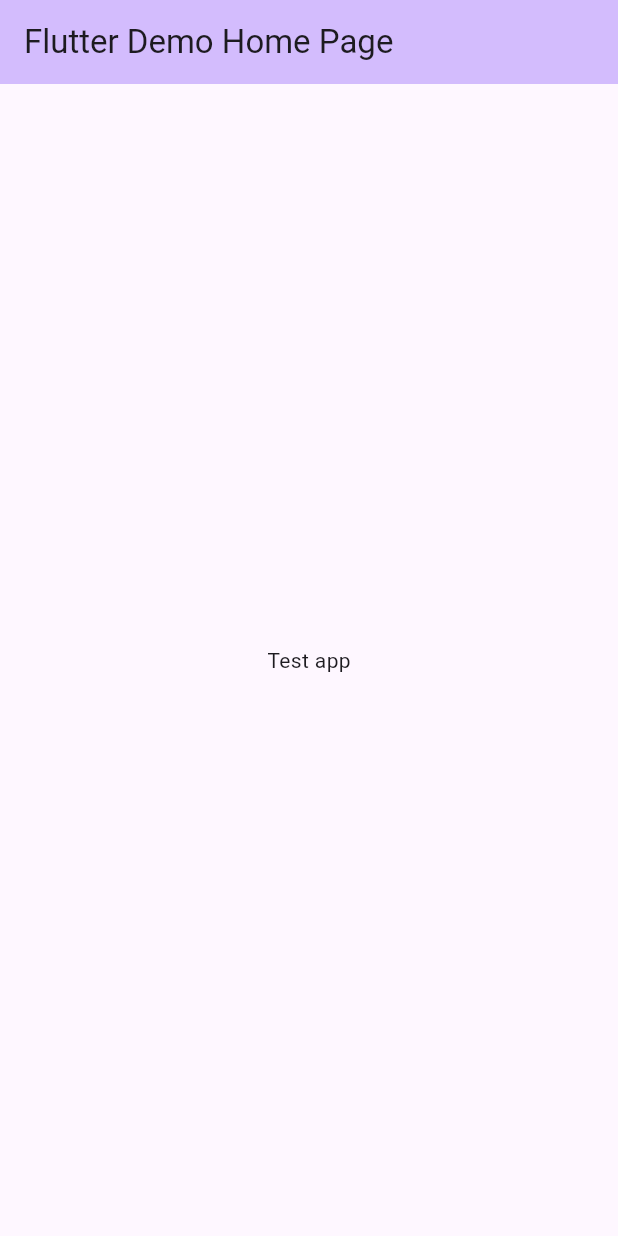
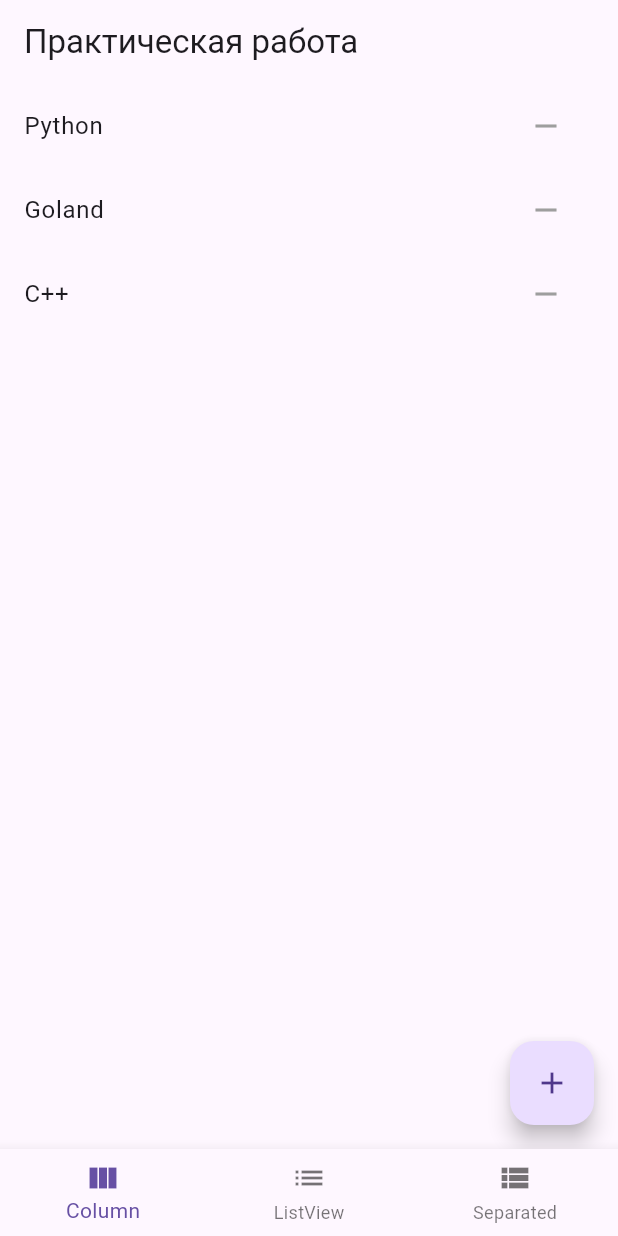
Before and after one commit to burenotti/mirea-crossplatform-2, a Flutter app: the screen it shows after launch, on a phone screen of 412 x 824 dp. Run offline on Flutter 3.47's test engine with Material 3 defaults, Android fonts, the phone set to English and light mode, and no system bars.

Commit message:
Add practice 4

```diff
--- a/lib/main.dart
+++ b/lib/main.dart
@@ -1,4 +1,5 @@
 import 'package:flutter/material.dart';
+import 'screens/MainScreen.dart';
 
 void main() {
   runApp(const MyApp());
@@ -10,32 +11,10 @@ class MyApp extends StatelessWidget {
   @override
   Widget build(BuildContext context) {
     return MaterialApp(
-      title: 'Flutter Demo',
-      theme: ThemeData(
-        colorScheme: ColorScheme.fromSeed(seedColor: Colors.deepPurple),
-      ),
-      home: const MyHomePage(title: 'Flutter Demo Home Page'),
+      title: 'Практическая работа №4',
+      theme: ThemeData(primarySwatch: Colors.blue),
+      home: const MainScreen(),
+      debugShowCheckedModeBanner: false,
     );
   }
 }
-
-class MyHomePage extends StatefulWidget {
-  const MyHomePage({super.key, required this.title});
-  final String title;
-
-  @override
-  State<MyHomePage> createState() => _MyHomePageState();
-}
-
-class _MyHomePageState extends State<MyHomePage> {
-  @override
-  Widget build(BuildContext context) {
-    return Scaffold(
-      appBar: AppBar(
-        backgroundColor: Theme.of(context).colorScheme.inversePrimary,
-        title: Text(widget.title),
-      ),
-      body: Center(child: const Text("Test app")),
-    );
-  }
-}
--- /dev/null
+++ b/lib/screens/ColumnScreen.dart
@@ -0,0 +1,64 @@
+import 'package:flutter/material.dart';
+
+class ColumnScreen extends StatefulWidget {
+  const ColumnScreen({super.key});
+
+  @override
+  State<ColumnScreen> createState() => _ColumnScreenState();
+}
+
+class _ColumnScreenState extends State<ColumnScreen> {
+  final List<String> subjects = ["Python", "Goland", "C++"];
+  final TextEditingController controller = TextEditingController();
+
+  @override
+  Widget build(BuildContext context) {
+    return Scaffold(
+      body: SingleChildScrollView(
+        child: Column(
+          children: [
+            for (int i = 0; i < subjects.length; i++)
+              ListTile(
+                title: Text(subjects[i]),
+                trailing: IconButton(
+                  icon: const Icon(Icons.remove, color: Colors.grey),
+                  onPressed: () => setState(() => subjects.removeAt(i)),
+                ),
+              ),
+          ],
+        ),
+      ),
+      floatingActionButton: FloatingActionButton(
+        onPressed: () => _addSubjectDialog(context),
+        child: const Icon(Icons.add),
+      ),
+    );
+  }
+
+  void _addSubjectDialog(BuildContext context) {
+    showDialog(
+      context: context,
+      builder: (_) => AlertDialog(
+        title: const Text('Добавить предмет'),
+        content: TextField(
+          controller: controller,
+          decoration: const InputDecoration(hintText: 'Введите название'),
+        ),
+        actions: [
+          TextButton(
+            onPressed: () {
+              setState(() {
+                if (controller.text.isNotEmpty) {
+                  subjects.add(controller.text);
+                }
+                controller.clear();
+              });
+              Navigator.pop(context);
+            },
+            child: const Text('Добавить'),
+          ),
+        ],
+      ),
+    );
+  }
+}
--- /dev/null
+++ b/lib/screens/MainScreen.dart
@@ -0,0 +1,44 @@
+import 'package:flutter/material.dart';
+import 'ColumnScreen.dart';
+import 'ListViewScreen.dart';
+import 'SeparatedListViewScreen.dart';
+
+class MainScreen extends StatefulWidget {
+  const MainScreen({super.key});
+
+  @override
+  State<MainScreen> createState() => _MainScreenState();
+}
+
+class _MainScreenState extends State<MainScreen> {
+  int _currentIndex = 0;
+
+  final List<Widget> _screens = [
+    const ColumnScreen(),
+    const ListViewScreen(),
+    const SeparatedListViewScreen(),
+  ];
+
+  @override
+  Widget build(BuildContext context) {
+    return Scaffold(
+      appBar: AppBar(title: const Text('Практическая работа')),
+      body: _screens[_currentIndex],
+      bottomNavigationBar: BottomNavigationBar(
+        currentIndex: _currentIndex,
+        onTap: (index) => setState(() => _currentIndex = index),
+        items: const [
+          BottomNavigationBarItem(
+            icon: Icon(Icons.view_column),
+            label: 'Column',
+          ),
+          BottomNavigationBarItem(icon: Icon(Icons.list), label: 'ListView'),
+          BottomNavigationBarItem(
+            icon: Icon(Icons.view_list),
+            label: 'Separated',
+          ),
+        ],
+      ),
+    );
+  }
+}
```
Also changed, not shown: lib/screens/ListViewScreen.dart (added, +60 -0 lines), lib/screens/SeparatedListViewScreen.dart (added, +62 -0 lines), report/imgs/1.png (added), report/imgs/10.png (added), report/imgs/11.png (added), report/imgs/12.png (added), report/imgs/2.png (added), report/imgs/3.png (added), report/imgs/4.png (added), report/imgs/5.png (added), report/imgs/6.png (added), report/imgs/7.png (added), report/imgs/8.png (added), report/imgs/9.png (added), 1 other file.
